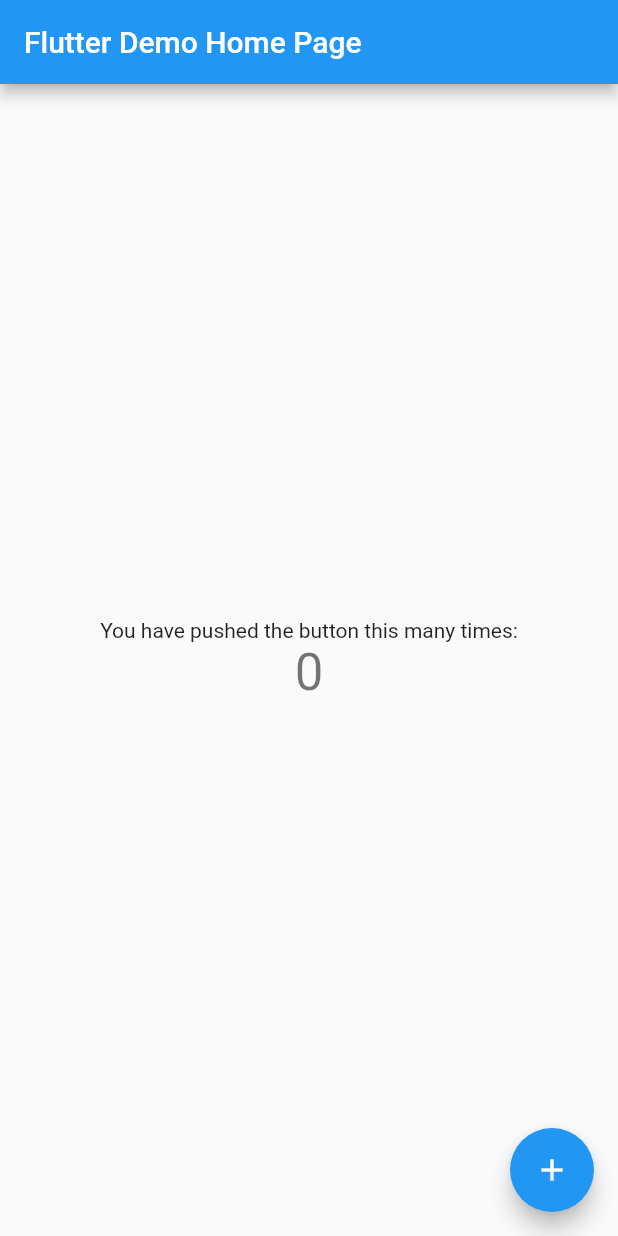
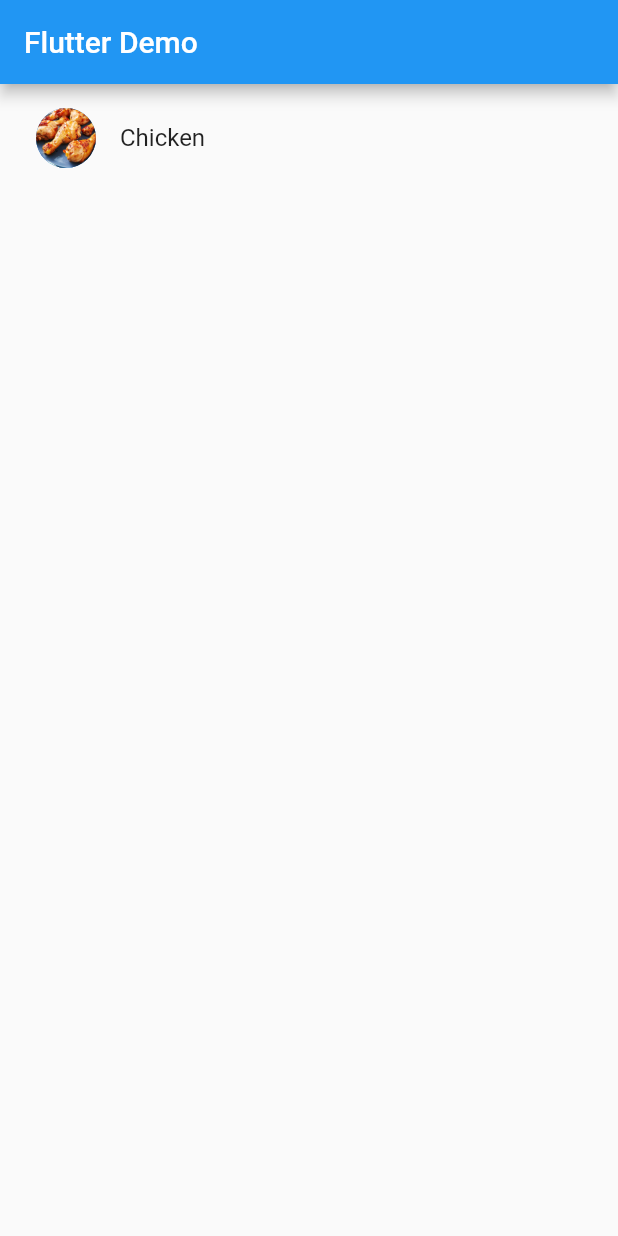
Before and after one commit to adhamniyozboyev/basic_recipe_app, a Flutter app: the screen it shows after launch, on a phone screen of 412 x 824 dp. Run offline on Flutter 3.47's test engine with Material 2 defaults, Android fonts, the light colour scheme and no system bars.

Commit message:
list view

```diff
--- a/lib/main.dart
+++ b/lib/main.dart
@@ -1,115 +1,35 @@
 import 'package:flutter/material.dart';
 
 void main() {
-  runApp(const MyApp());
+  runApp(const HomePage());
 }
 
-class MyApp extends StatelessWidget {
-  const MyApp({super.key});
+class HomePage extends StatefulWidget {
+  const HomePage({super.key});
 
-  // This widget is the root of your application.
+  @override
+  State<HomePage> createState() => _HomePageState();
+}
+
+class _HomePageState extends State<HomePage> {
   @override
   Widget build(BuildContext context) {
     return MaterialApp(
-      title: 'Flutter Demo',
-      theme: ThemeData(
-        // This is the theme of your application.
-        //
-        // Try running your application with "flutter run". You'll see the
-        // application has a blue toolbar. Then, without quitting the app, try
-        // changing the primarySwatch below to Colors.green and then invoke
-        // "hot reload" (press "r" in the console where you ran "flutter run",
-        // or simply save your changes to "hot reload" in a Flutter IDE).
-        // Notice that the counter didn't reset back to zero; the application
-        // is not restarted.
-        primarySwatch: Colors.blue,
+        home: Scaffold(
+      appBar: AppBar(
+        title: const Text('Flutter Demo'),
       ),
-      home: const MyHomePage(title: 'Flutter Demo Home Page'),
-    );
+      body: Padding(
+        padding: const EdgeInsets.all(8.0),
+        child: ListView(children: [
+          ListTile(
+            leading: CircleAvatar(
+              backgroundImage: AssetImage('images/Chicken.png'),
+            ),
+            title: Text('Chicken'),
+          )
+        ]),
+      ),
+    ));
   }
 }
-
-class MyHomePage extends StatefulWidget {
-  const MyHomePage({super.key, required this.title});
-
-  // This widget is the home page of your application. It is stateful, meaning
-  // that it has a State object (defined below) that contains fields that affect
-  // how it looks.
-
-  // This class is the configuration for the state. It holds the values (in this
-  // case the title) provided by the parent (in this case the App widget) and
-  // used by the build method of the State. Fields in a Widget subclass are
-  // always marked "final".
-
-  final String title;
-
-  @override
-  State<MyHomePage> createState() => _MyHomePageState();
-}
-
-class _MyHomePageState extends State<MyHomePage> {
-  int _counter = 0;
-
-  void _incrementCounter() {
-    setState(() {
-      // This call to setState tells the Flutter framework that something has
-      // changed in this State, which causes it to rerun the build method below
-      // so that the display can reflect the updated values. If we changed
-      // _counter without calling setState(), then the build method would not be
-      // called again, and so nothing would appear to happen.
-      _counter++;
-    });
-  }
-
-  @override
-  Widget build(BuildContext context) {
-    // This method is rerun every time setState is called, for instance as done
-    // by the _incrementCounter method above.
-    //
-    // The Flutter framework has been optimized to make rerunning build methods
-    // fast, so that you can just rebuild anything that needs updating rather
-    // than having to individually change instances of widgets.
-    return Scaffold(
-      appBar: AppBar(
-        // Here we take the value from the MyHomePage object that was created by
-        // the App.build method, and use it to set our appbar title.
-        title: Text(widget.title),
-      ),
-      body: Center(
-        // Center is a layout widget. It takes a single child and positions it
-        // in the middle of the parent.
-        child: Column(
-          // Column is also a layout widget. It takes a list of children and
-          // arranges them vertically. By default, it sizes itself to fit its
-          // children horizontally, and tries to be as tall as its parent.
-          //
-          // Invoke "debug painting" (press "p" in the console, choose the
-          // "Toggle Debug Paint" action from the Flutter Inspector in Android
-          // Studio, or the "Toggle Debug Paint" command in Visual Studio Code)
-          // to see the wireframe for each widget.
-          //
-          // Column has various properties to control how it sizes itself and
-          // how it positions its children. Here we use mainAxisAlignment to
-          // center the children vertically; the main axis here is the vertical
-          // axis because Columns are vertical (the cross axis would be
-          // horizontal).
-          mainAxisAlignment: MainAxisAlignment.center,
-          children: <Widget>[
-            const Text(
-              'You have pushed the button this many times:',
-            ),
-            Text(
-              '$_counter',
-              style: Theme.of(context).textTheme.headlineMedium,
-            ),
-          ],
-        ),
-      ),
-      floatingActionButton: FloatingActionButton(
-        onPressed: _incrementCounter,
-        tooltip: 'Increment',
-        child: const Icon(Icons.add),
-      ), // This trailing comma makes auto-formatting nicer for build methods.
-    );
-  }
-}
```
Also changed, not shown: pubspec.yaml (+4 -4 lines).
